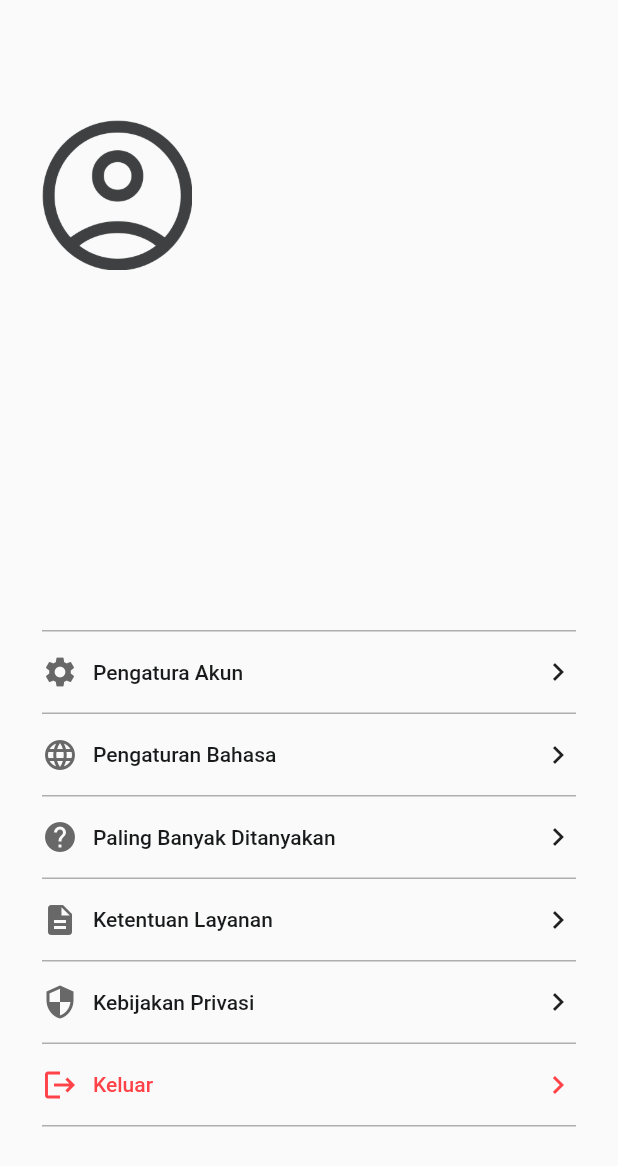
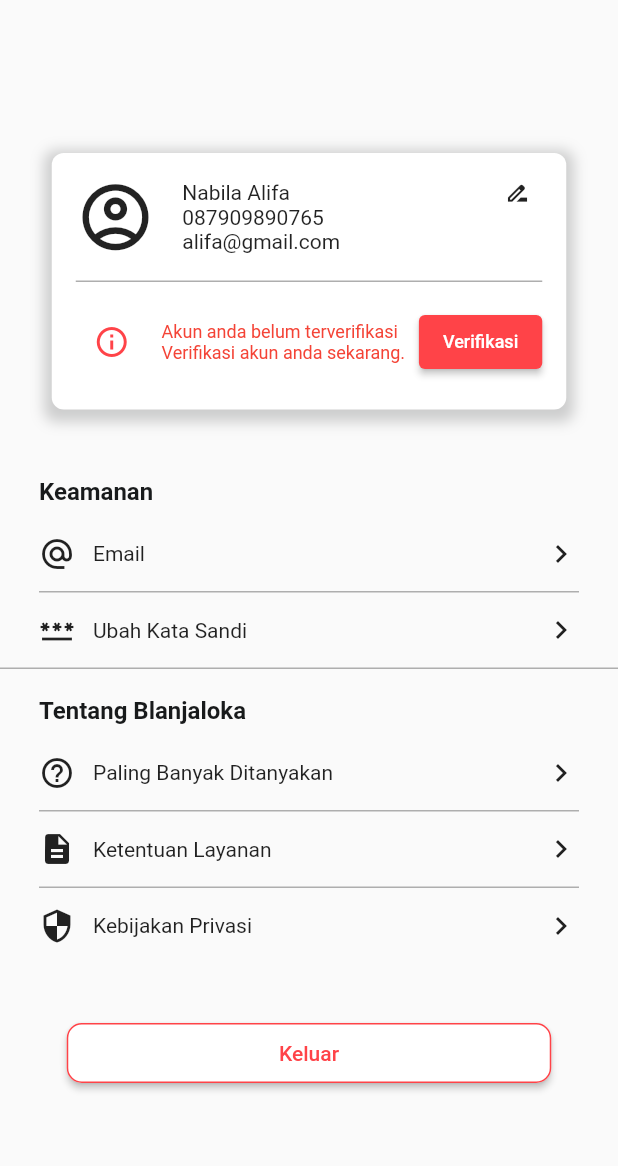
Before and after one commit to fadillaoegi/BlanjaLoka, a Flutter app: the ProfilePage screen opened directly, on a phone screen of 412 x 824 dp. Shown: the top 1166 px of the screen. Run offline on Flutter 3.47's test engine with Material 2 defaults, Android fonts, the phone set to English and light mode, and no system bars; our stand-ins replace google_fonts.

Commit message:
Redisign Profile Done

```diff
--- a/lib/main.dart
+++ b/lib/main.dart
@@ -1,9 +1,9 @@
 import 'package:blanjaloka/pages/agenda_page.dart';
 import 'package:blanjaloka/pages/auth/forgotLinkPass_page.dart';
 import 'package:blanjaloka/pages/auth/forgotPass_page.dart';
+import 'package:blanjaloka/pages/auth/login_page.dart';
 import 'package:blanjaloka/pages/first_page.dart';
 import 'package:blanjaloka/pages/home_page.dart';
-import 'package:blanjaloka/pages/auth/login_redisign_page.dart';
 import 'package:blanjaloka/pages/auth/passSuccess_page.dart';
 import 'package:blanjaloka/pages/auth/regis_page.dart';
 import 'package:blanjaloka/pages/auth/sendLink_page.dart';
@@ -27,7 +27,7 @@ class _MainAppState extends State<MainApp> {
     return MaterialApp(
       debugShowCheckedModeBanner: false,
       // home: const Splash(),
-      initialRoute: RouteBlanjaloka.first,
+      initialRoute: RouteBlanjaloka.home,
       routes: {
         RouteBlanjaloka.splash: (context) => const Splash(),
         RouteBlanjaloka.first: (context) => const First(),
--- a/lib/pages/home_page.dart
+++ b/lib/pages/home_page.dart
@@ -1,10 +1,7 @@
 import 'package:blanjaloka/pages/agenda_page.dart';
-import 'package:blanjaloka/pages/first_page.dart';
-import 'package:blanjaloka/pages/auth/login_page.dart';
-import 'package:blanjaloka/pages/profile_page.dart';
+import 'package:blanjaloka/pages/profile_redisign_page.dart';
 import 'package:blanjaloka/routes/routes_blanjaloka.dart';
 import 'package:blanjaloka/styles/colors.dart';
-import 'package:blanjaloka/widgets/tes.dart';
 import 'package:flutter/material.dart';
 
 class Home extends StatefulWidget {
--- a/lib/pages/profile_page.dart
+++ b/lib/pages/profile_page.dart
@@ -3,8 +3,8 @@ import 'package:blanjaloka/widgets/Item_profile_widget.dart';
 import 'package:blanjaloka/widgets/separator.dart';
 import 'package:flutter/material.dart';
 
-class ProfilePage extends StatelessWidget {
-  const ProfilePage({Key? key}) : super(key: key);
+class ProfilePageOld extends StatelessWidget {
+  const ProfilePageOld({Key? key}) : super(key: key);
 
   @override
   Widget build(BuildContext context) {
--- a/lib/pages/auth/login_redisign_page.dart
+++ b/lib/pages/profile_redisign_page.dart
@@ -5,14 +5,14 @@ import 'package:blanjaloka/widgets/buttonOutLine.dart';
 import 'package:blanjaloka/widgets/separator.dart';
 import 'package:flutter/material.dart';
 
-class LoginPage extends StatefulWidget {
-  const LoginPage({super.key});
+class ProfilePage extends StatefulWidget {
+  const ProfilePage({super.key});
 
   @override
-  State<LoginPage> createState() => _LoginPageState();
+  State<ProfilePage> createState() => _ProfilePageState();
 }
 
-class _LoginPageState extends State<LoginPage> {
+class _ProfilePageState extends State<ProfilePage> {
   // Widget Card Profile
   Widget sectionOne = Container(
     padding: const EdgeInsets.symmetric(horizontal: 16.0, vertical: 16.0),
@@ -265,6 +265,9 @@ class _LoginPageState extends State<LoginPage> {
                   ],
                 ),
               ),
+              const SizedBox(
+                height: 40.0,
+              ),
               // BUTTON KELUAR
               ButtonOutLine(
                 text: "Keluar",
```
Also changed, not shown: lib/pages/auth/login_page.dart (+4 -4 lines).
